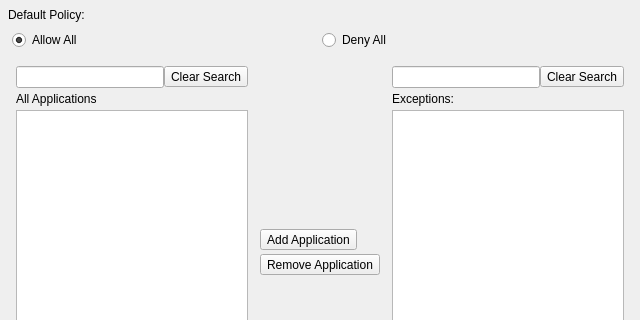
The window that src/modules/app_permissions/AppPermissions.ui (andrevmatos/Librix-ThinClient) describes before a commit, drawn with Qt 5; both pictures show x 0 to 640 and y 0 to 320 of the 640 by 480 pixel window.
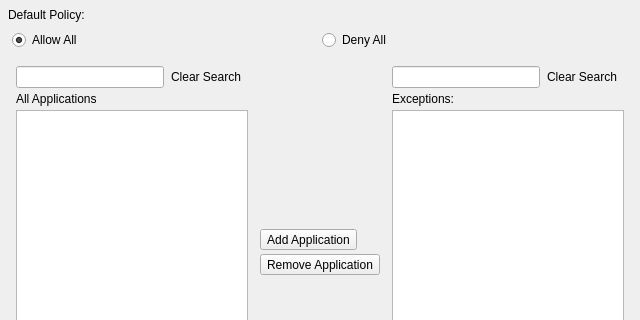
The same window after the commit. Icons and pictures are not drawn.

```diff
--- a/src/modules/app_permissions/AppPermissions.ui
+++ b/src/modules/app_permissions/AppPermissions.ui
@@ -116,6 +116,9 @@
                   <iconset resource="icons/icons.qrc">
                    <normaloff>:/icons/clear-edit.png</normaloff>:/icons/clear-edit.png</iconset>
                  </property>
+                 <property name="autoRaise">
+                  <bool>true</bool>
+                 </property>
                 </widget>
                </item>
               </layout>
@@ -258,6 +261,9 @@
                   <iconset resource="icons/icons.qrc">
                    <normaloff>:/icons/clear-edit.png</normaloff>:/icons/clear-edit.png</iconset>
                  </property>
+                 <property name="autoRaise">
+                  <bool>true</bool>
+                 </property>
                 </widget>
                </item>
               </layout>
```
